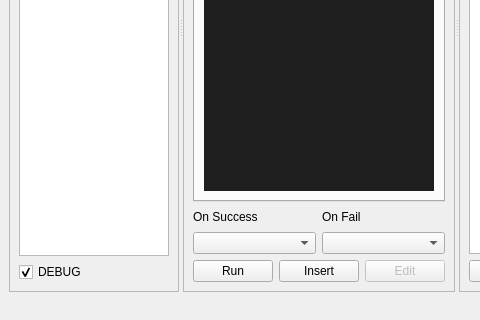
Qt form qtUI/pymacro.ui (jupiterbjy/python-macro-practice) before a commit; both pictures show x 0 to 480 and y 267 to 587 of the 740 by 587 pixel window.
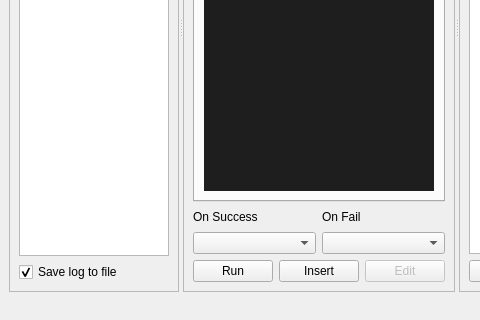
The same form after that commit.

Patch:
```diff
--- a/qtUI/pymacro.ui
+++ b/qtUI/pymacro.ui
@@ -131,7 +131,7 @@
         <item row="1" column="0">
          <widget class="QCheckBox" name="debugCheck">
           <property name="text">
-           <string>DEBUG</string>
+           <string>Save log to file</string>
           </property>
           <property name="checked">
            <bool>true</bool>
```
Left out of the diff: 2 changed lines with no effect on the pictures.
